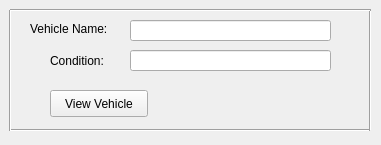
The window that src/rqt_gcs/resources/UAVCondition.ui (CSUN-SERL/lcar-bot) describes before a commit, drawn with Qt 5.
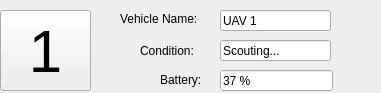
The same window after the commit.

Commit message: Gui mission progress and uav condition update

What changed in the file:
```diff
--- a/src/rqt_gcs/resources/UAVCondition.ui
+++ b/src/rqt_gcs/resources/UAVCondition.ui
@@ -7,7 +7,7 @@
     <x>0</x>
     <y>0</y>
     <width>381</width>
-    <height>145</height>
+    <height>93</height>
    </rect>
   </property>
   <property name="windowTitle">
@@ -16,28 +16,34 @@
   <widget class="QLineEdit" name="VehicleConditionLine">
    <property name="geometry">
     <rect>
-     <x>130</x>
-     <y>50</y>
-     <width>201</width>
+     <x>220</x>
+     <y>40</y>
+     <width>111</width>
      <height>21</height>
     </rect>
    </property>
+   <property name="text">
+    <string>Scouting...</string>
+   </property>
   </widget>
   <widget class="QLineEdit" name="VehicleNameLine">
    <property name="geometry">
     <rect>
-     <x>130</x>
-     <y>20</y>
-     <width>201</width>
+     <x>220</x>
+     <y>10</y>
+     <width>111</width>
      <height>21</height>
     </rect>
    </property>
+   <property name="text">
+    <string>UAV 1</string>
+   </property>
   </widget>
   <widget class="QLabel" name="VehicleNameLabel">
    <property name="geometry">
     <rect>
-     <x>30</x>
-     <y>20</y>
+     <x>120</x>
+     <y>10</y>
      <width>101</width>
      <height>17</height>
     </rect>
@@ -49,8 +55,8 @@
   <widget class="QLabel" name="VehicleConditionLabel">
    <property name="geometry">
     <rect>
-     <x>50</x>
-     <y>50</y>
+     <x>140</x>
+     <y>40</y>
      <width>101</width>
      <height>21</height>
     </rect>
@@ -59,69 +65,48 @@
     <string>Condition:</string>
    </property>
   </widget>
-  <widget class="QPushButton" name="ViewUAVButton">
-   <property name="geometry">
-    <rect>
-     <x>50</x>
-     <y>90</y>
-     <width>98</width>
-     <height>27</height>
-    </rect>
-   </property>
-   <property name="text">
-    <string>View Vehicle</string>
-   </property>
-  </widget>
-  <widget class="Line" name="line">
-   <property name="geometry">
-    <rect>
-     <x>10</x>
-     <y>120</y>
-     <width>361</width>
-     <height>20</height>
-    </rect>
-   </property>
-   <property name="orientation">
-    <enum>Qt::Horizontal</enum>
-   </property>
-  </widget>
-  <widget class="Line" name="line_2">
+  <widget class="QPushButton" name="VehicleSelectButton">
    <property name="geometry">
     <rect>
      <x>0</x>
      <y>10</y>
-     <width>20</width>
-     <height>121</height>
+     <width>91</width>
+     <height>81</height>
     </rect>
    </property>
-   <property name="orientation">
-    <enum>Qt::Vertical</enum>
+   <property name="font">
+    <font>
+     <pointsize>45</pointsize>
+    </font>
    </property>
+   <property name="text">
+    <string>1</string>
+   </property>
   </widget>
-  <widget class="Line" name="line_3">
+  <widget class="QLineEdit" name="VehicleBatteryLine">
    <property name="geometry">
     <rect>
-     <x>360</x>
-     <y>10</y>
-     <width>20</width>
-     <height>121</height>
+     <x>220</x>
+     <y>70</y>
+     <width>113</width>
+     <height>21</height>
     </rect>
    </property>
-   <property name="orientation">
-    <enum>Qt::Vertical</enum>
+   <property name="text">
+    <string>37 %</string>
    </property>
   </widget>
-  <widget class="Line" name="line_4">
+  <widget class="QLabel" name="VehicleBatteryLabel">
    <property name="geometry">
     <rect>
-     <x>10</x>
-     <y>0</y>
-     <width>361</width>
+     <x>160</x>
+     <y>70</y>
+     <width>61</width>
      <height>20</height>
     </rect>
    </property>
-   <property name="orientation">
-    <enum>Qt::Horizontal</enum>
+   <property name="text">
+    <string>Battery:</string>
    </property>
   </widget>
  </widget>
```
The commit also changes 1 other file.
